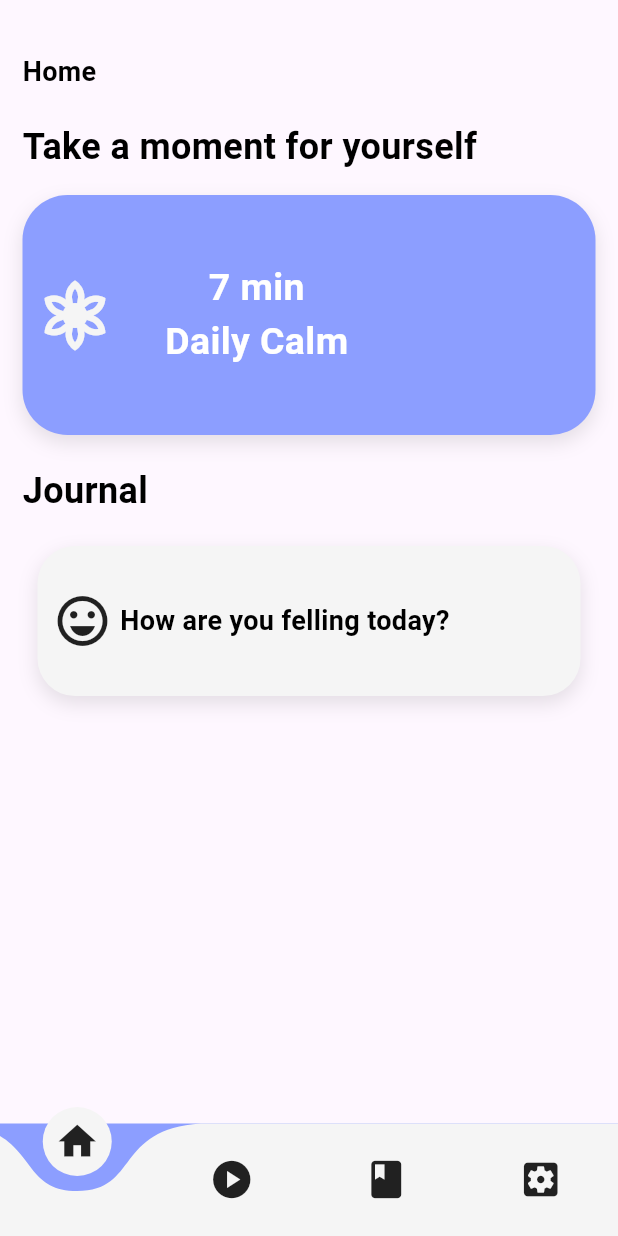
After one commit to ahMEDtameR132/HAWN, a Flutter app: the HomeScreen screen opened directly, on a phone screen of 412 x 824 dp. The commit adds this screen. Run offline on Flutter 3.47's test engine with Material 3 defaults, Android fonts, the phone set to English and light mode, and no system bars; drawn by our look-alikes of curved_navigation_bar.

Commit message:
modify Ahmed

```diff
--- /dev/null
+++ b/HAWN/HAWN/devtools_options.yaml
@@ -0,0 +1,3 @@
+description: This file stores settings for Dart & Flutter DevTools.
+documentation: https://docs.flutter.dev/tools/devtools/extensions#configure-extension-enablement-states
+extensions:
--- a/HAWN/HAWN/lib/core/constants.dart
+++ b/HAWN/HAWN/lib/core/constants.dart
@@ -6,6 +6,7 @@ class Appconstants {
   static const SizedBox10 = SizedBox(height: 10);
   static const SizedBox15 = SizedBox(height: 15);
   static const SizedBox20 = SizedBox(height: 20);
+  static const SizedBox5w = SizedBox(width: 5);
   static const Divider1 = Divider(color: Colors.black, thickness: 2);
 }
 
--- a/HAWN/HAWN/lib/core/theme/images.dart
+++ b/HAWN/HAWN/lib/core/theme/images.dart
@@ -1,5 +1,5 @@
 class Appimages {
-  static const String logo = "HAWN/HAWN/assets/image/icon/icon_hawn.png";
+  static const String logo = "HAWN/assets/icon/icon_hawn.png";
   static const String image1 = "HAWN/HAWN/assets/icon/image1.png";
   static const String facebook = "HAWN/HAWN/assets/icon/feacbook.png";
   static const String google = "HAWN/HAWN/assets/icon/google.png";
--- a/HAWN/HAWN/lib/core/theme/text_styles.dart
+++ b/HAWN/HAWN/lib/core/theme/text_styles.dart
@@ -12,10 +12,22 @@ class AppTextStyles {
 
     color: Color.fromARGB(255, 0, 0, 0),
   );
+  static const TextStyle Text18app = TextStyle(
+    fontSize: 18,
+    fontWeight: FontWeight.bold,
+
+    color: Color.fromARGB(255, 0, 0, 0),
+  );
   static const TextStyle Text20app = TextStyle(
     fontSize: 20,
     fontWeight: FontWeight.bold,
 
     color: Color.fromARGB(255, 255, 255, 255),
   );
+  static const TextStyle Text25app = TextStyle(
+    fontSize: 25,
+    fontWeight: FontWeight.bold,
+
+    color: Color.fromARGB(255, 255, 255, 255),
+  );
 }
--- /dev/null
+++ b/HAWN/HAWN/lib/features/home/home_content.dart
@@ -0,0 +1,35 @@
+import 'package:flutter/material.dart';
+import 'package:hwan/core/constants.dart';
+import 'package:hwan/core/theme/text_styles.dart';
+import 'package:hwan/features/home/widget/boxhome.dart';
+import 'package:hwan/features/home/widget/journalhome.dart';
+import 'package:hwan/features/home/widget/uptexthome.dart';
+
+class HomeContent extends StatelessWidget {
+  const HomeContent({super.key});
+
+  @override
+  Widget build(BuildContext context) {
+    return Padding(
+      padding: const EdgeInsets.all(15.0),
+      child: Column(
+        mainAxisAlignment: MainAxisAlignment.start,
+        crossAxisAlignment: CrossAxisAlignment.stretch,
+        children: [
+          Appconstants.SizedBox20,
+          const Uptexthome(),
+          Appconstants.SizedBox15,
+          const Boxhome(),
+          Appconstants.SizedBox20,
+          Text(
+            "Journal",
+            style: AppTextStyles.Text24app,
+            textAlign: TextAlign.left,
+          ),
+          Appconstants.SizedBox10,
+          const Journalhome(),
+        ],
+      ),
+    );
+  }
+}
--- a/HAWN/HAWN/lib/features/home/home_screen.dart
+++ b/HAWN/HAWN/lib/features/home/home_screen.dart
@@ -1,10 +1,47 @@
+import 'package:curved_navigation_bar/curved_navigation_bar.dart';
 import 'package:flutter/material.dart';
+import 'package:hwan/core/theme/app_colors.dart';
+import 'home_content.dart'; // استدعاء الملف الثاني
 
-class HomeScreen extends StatelessWidget {
+class HomeScreen extends StatefulWidget {
   const HomeScreen({super.key});
 
   @override
+  State<HomeScreen> createState() => _HomeScreenState();
+}
+
+class _HomeScreenState extends State<HomeScreen> {
+  int page = 0;
+  GlobalKey<CurvedNavigationBarState> bottomNavigationKey = GlobalKey();
+
+  final List<Widget> screens = [
+    const HomeContent(),
+    const Center(child: Text("Play Page")),
+    const Center(child: Text("Book Page")),
+    const Center(child: Text("Settings Page")),
+  ];
+
+  @override
   Widget build(BuildContext context) {
-    return Scaffold(body: Center(child: Text("HOME")));
+    return Scaffold(
+      bottomNavigationBar: CurvedNavigationBar(
+        key: bottomNavigationKey,
+        color: AppColors.color2,
+        buttonBackgroundColor: AppColors.color2,
+        backgroundColor: AppColors.color1,
+        items: const <Widget>[
+          Icon(Icons.home, size: 30),
+          Icon(Icons.play_circle, size: 30),
+          Icon(Icons.book, size: 30),
+          Icon(Icons.settings_applications, size: 30),
+        ],
+        onTap: (index) {
+          setState(() {
+            page = index;
+          });
+        },
+      ),
+      body: screens[page],
+    );
   }
 }
--- /dev/null
+++ b/HAWN/HAWN/lib/features/home/widget/boxhome.dart
@@ -0,0 +1,58 @@
+import 'package:flutter/material.dart';
+import 'package:hwan/core/constants.dart';
+import 'package:hwan/core/theme/app_colors.dart';
+import 'package:hwan/core/theme/text_styles.dart';
+
+class Boxhome extends StatelessWidget {
+  const Boxhome({super.key});
+
+  @override
+  Widget build(BuildContext context) {
+    return Container(
+      height: 160,
+      width: double.infinity,
+      decoration: BoxDecoration(
+        borderRadius: BorderRadius.circular(30),
+        color: AppColors.color1,
+        boxShadow: [
+          BoxShadow(
+            color: Colors.black.withOpacity(0.1),
+            blurRadius: 10,
+            offset: Offset(0, 5),
+          ),
+        ],
+      ),
+      child: Padding(
+        padding: const EdgeInsets.all(10.0),
+        child: Row(
+          children: [
+            Icon(
+              Icons.filter_vintage_outlined,
+              size: 50,
+              color: AppColors.color2,
+            ),
+            Appconstants.SizedBox5w,
+            Padding(
+              padding: const EdgeInsets.all(30.0),
+              child: Column(
+                mainAxisAlignment: MainAxisAlignment.center,
+                children: [
+                  Text(
+                    "7 min",
+                    style: AppTextStyles.Text25app,
+                    textAlign: TextAlign.left,
+                  ),
+                  Text(
+                    "Daily Calm",
+                    style: AppTextStyles.Text25app,
+                    textAlign: TextAlign.left,
+                  ),
+                ],
+              ),
+            ),
+          ],
+        ),
+      ),
+    );
+  }
+}
--- /dev/null
+++ b/HAWN/HAWN/lib/features/home/widget/journalhome.dart
@@ -0,0 +1,43 @@
+import 'package:flutter/material.dart';
+import 'package:hwan/core/constants.dart';
+import 'package:hwan/core/theme/app_colors.dart';
+import 'package:hwan/core/theme/text_styles.dart';
+
+class Journalhome extends StatelessWidget {
+  const Journalhome({super.key});
+
+  @override
+  Widget build(BuildContext context) {
+    return Padding(
+      padding: const EdgeInsets.all(10.0),
+      child: Container(
+        height: 100,
+        width: 100,
+        decoration: BoxDecoration(
+          color: AppColors.color2,
+          borderRadius: BorderRadius.circular(25),
+          boxShadow: [
+            BoxShadow(
+              color: Colors.black.withOpacity(0.1),
+              blurRadius: 10,
+              offset: Offset(0, 5),
+            ),
+          ],
+        ),
+        child: Padding(
+          padding: const EdgeInsets.all(10.0),
+          child: Row(
+            children: [
+              Icon(Icons.emoji_emotions_outlined, size: 40),
+              Appconstants.SizedBox5w,
+              Text(
+                "How are you felling today?",
+                style: AppTextStyles.Text18app,
+              ),
+            ],
+          ),
+        ),
+      ),
+    );
+  }
+}
--- /dev/null
+++ b/HAWN/HAWN/lib/features/home/widget/uptexthome.dart
@@ -0,0 +1,24 @@
+import 'package:flutter/material.dart';
+import 'package:hwan/core/constants.dart';
+import 'package:hwan/core/theme/text_styles.dart';
+
+class Uptexthome extends StatelessWidget {
+  const Uptexthome({super.key});
+
+  @override
+  Widget build(BuildContext context) {
+    return Column(
+      mainAxisAlignment: MainAxisAlignment.start,
+      crossAxisAlignment: CrossAxisAlignment.stretch,
+      children: [
+        Text("Home", textAlign: TextAlign.left, style: AppTextStyles.Text18app),
+        Appconstants.SizedBox20,
+        Text(
+          "Take a moment for yourself",
+          textAlign: TextAlign.left,
+          style: AppTextStyles.Text24app,
+        ),
+      ],
+    );
+  }
+}
```
Also changed, not shown: HAWN/HAWN/lib/core/theme/app_theme.dart (+12 -8 lines), HAWN/HAWN/lib/features/auth/log/loginpage.dart (+6 -6 lines), HAWN/HAWN/lib/features/auth/log/widget/otherlogin.dart (+13 -3 lines), HAWN/HAWN/lib/features/auth/log/widget/textbutton_login.dart (added, +26 -0 lines), HAWN/HAWN/lib/features/auth/log/widget/textfild_log.dart (+12 -4 lines), HAWN/HAWN/lib/features/auth/signin/sigin_page.dart (added, +45 -0 lines), HAWN/HAWN/lib/features/auth/signin/widget/signin_button.dart (added, +24 -0 lines), HAWN/HAWN/lib/features/auth/signin/widget/textfild_signin.dart (added, +71 -0 lines), HAWN/HAWN/pubspec.yaml (+30 -41 lines), HAWN/HAWN/lib/core/services/firebase/firebase_service.dart (added), HAWN/HAWN/pubspec.lock, 4 other files.
